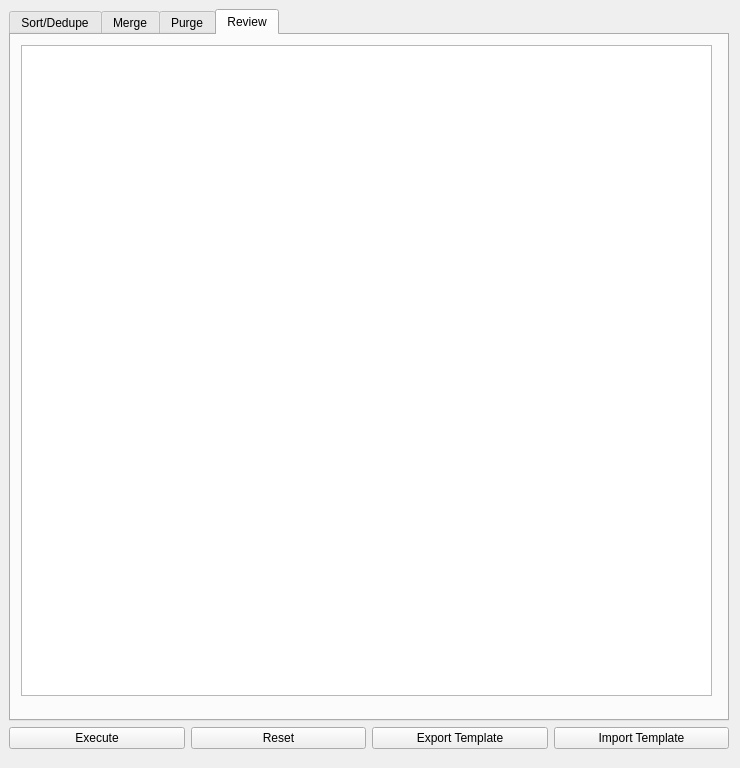
The window that zeex/core/ui/actions/merge_purge.ui (zbarge/zeex) describes before a commit, drawn with Qt 5.
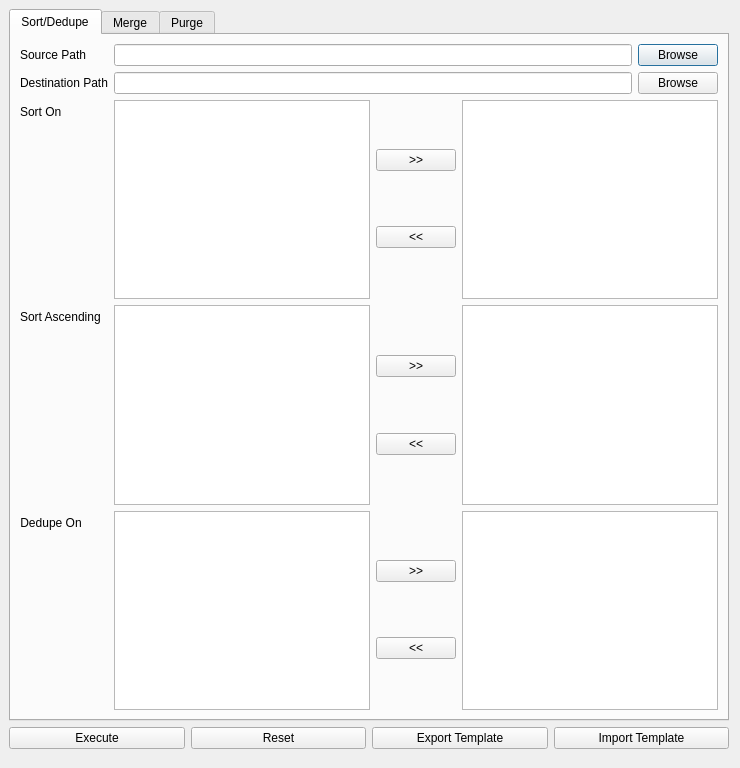
The same window after the commit. The open tabs and pages were chosen to show the change.

Commit message: #30 - Merge/Purge browse buttons connected, removed review tab, hid several buttons across dialogs that aren't active

Patch:
```diff
--- a/zeex/core/ui/actions/merge_purge.ui
+++ b/zeex/core/ui/actions/merge_purge.ui
@@ -524,28 +524,6 @@
               </widget>
              </item>
             </layout>
-           </item>
-          </layout>
-         </widget>
-         <zorder>gridLayoutWidget_5</zorder>
-         <zorder>gridLayoutWidget_15</zorder>
-        </widget>
-        <widget class="QWidget" name="reviewTab">
-         <attribute name="title">
-          <string>Review</string>
-         </attribute>
-         <widget class="QWidget" name="horizontalLayoutWidget">
-          <property name="geometry">
-           <rect>
-            <x>10</x>
-            <y>10</y>
-            <width>691</width>
-            <height>651</height>
-           </rect>
-          </property>
-          <layout class="QVBoxLayout" name="verticalLayout">
-           <item>
-            <widget class="QTableView" name="reviewTableView"/>
            </item>
           </layout>
          </widget>
```
Left out of the diff: 4 changed lines with no effect on the pictures. The commit also changes 12 other files.
